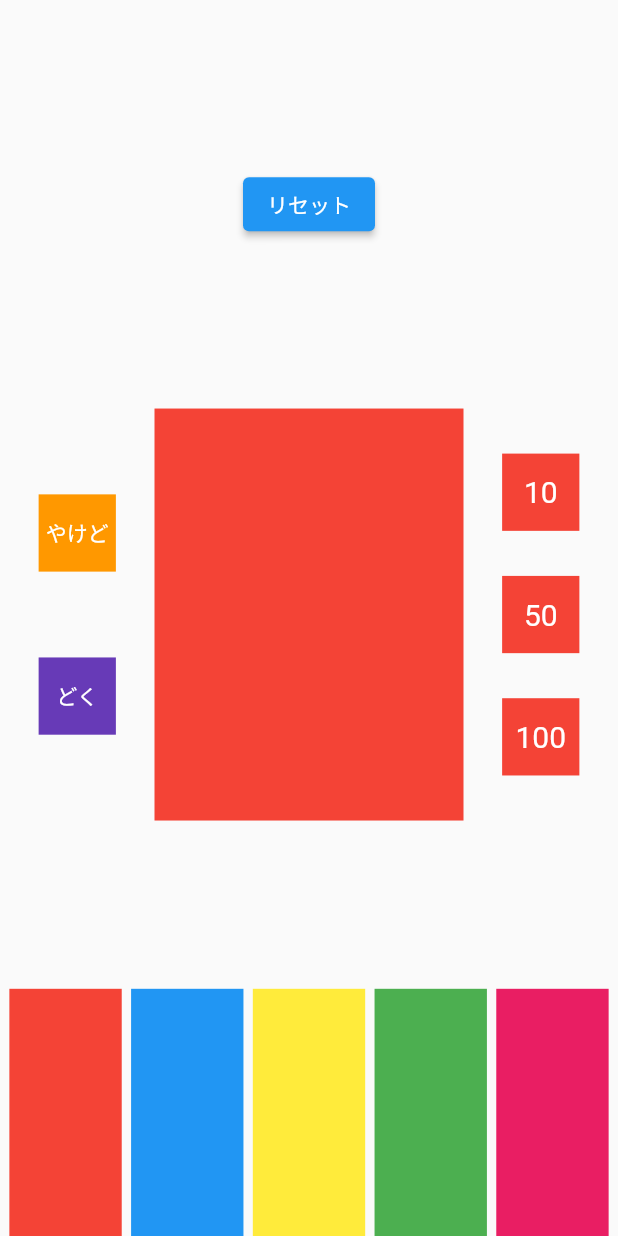
After one commit to iseruuuuu/pokemon_card_damage_check_app, a Flutter app: the screen it shows after launch, on a phone screen of 412 x 824 dp. The commit adds this screen. Run offline on Flutter 3.47's test engine with Material 2 defaults, Android fonts, the phone set to English and light mode, and no system bars; our stand-ins replace freezed_annotation, state_notifier.

Commit message:
add: home_screen.dartを作成

```diff
--- /dev/null
+++ b/lib/home/home_screen.dart
@@ -0,0 +1,164 @@
+import 'package:flutter/material.dart';
+
+class HomeScreen extends StatefulWidget {
+  const HomeScreen({Key? key}) : super(key: key);
+
+  @override
+  State<HomeScreen> createState() => _HomeScreenState();
+}
+
+class _HomeScreenState extends State<HomeScreen> {
+  @override
+  Widget build(BuildContext context) {
+    final mediaWidth = MediaQuery.of(context).size.width;
+    return Scaffold(
+      body: Center(
+        child: Column(
+          mainAxisAlignment: MainAxisAlignment.center,
+          children: <Widget>[
+            const Spacer(),
+            Row(
+              mainAxisAlignment: MainAxisAlignment.center,
+              children: [
+                ElevatedButton(
+                  onPressed: () {},
+                  child: const Text('リセット'),
+                ),
+              ],
+            ),
+            const Spacer(),
+            Row(
+              children: [
+                const Spacer(),
+                SizedBox(
+                  height: mediaWidth / 1.5,
+                  child: Column(
+                    mainAxisAlignment: MainAxisAlignment.spaceEvenly,
+                    children: [
+                      Container(
+                        width: mediaWidth / 8,
+                        height: mediaWidth / 8,
+                        color: Colors.orange,
+                        child: const Center(
+                          child: Text(
+                            'やけど',
+                            style: TextStyle(
+                              color: Colors.white,
+                            ),
+                          ),
+                        ),
+                      ),
+                      Container(
+                        width: mediaWidth / 8,
+                        height: mediaWidth / 8,
+                        color: Colors.deepPurple,
+                        child: const Center(
+                          child: Text(
+                            'どく',
+                            style: TextStyle(
+                              color: Colors.white,
+                            ),
+                          ),
+                        ),
+                      ),
+                    ],
+                  ),
+                ),
+                const Spacer(),
+                //TODO 大カード
+                Container(
+                  width: mediaWidth / 2,
+                  height: mediaWidth / 1.5,
+                  color: Colors.red,
+                ),
+                const Spacer(),
+                SizedBox(
+                  height: mediaWidth / 1.5,
+                  child: Column(
+                    mainAxisAlignment: MainAxisAlignment.spaceEvenly,
+                    children: [
+                      Container(
+                        width: mediaWidth / 8,
+                        height: mediaWidth / 8,
+                        color: Colors.red,
+                        child: const Center(
+                          child: Text(
+                            '10',
+                            style: TextStyle(
+                              color: Colors.white,
+                              fontSize: 20,
+                            ),
+                          ),
+                        ),
+                      ),
+                      Container(
+                        width: mediaWidth / 8,
+                        height: mediaWidth / 8,
+                        color: Colors.red,
+                        child: const Center(
+                          child: Text(
+                            '50',
+                            style: TextStyle(
+                              color: Colors.white,
+                              fontSize: 20,
+                            ),
+                          ),
+                        ),
+                      ),
+                      Container(
+                        width: mediaWidth / 8,
+                        height: mediaWidth / 8,
+                        color: Colors.red,
+                        child: const Center(
+                          child: Text(
+                            '100',
+                            style: TextStyle(
+                              color: Colors.white,
+                              fontSize: 20,
+                            ),
+                          ),
+                        ),
+                      ),
+                    ],
+                  ),
+                ),
+                const Spacer(),
+              ],
+            ),
+            const Spacer(),
+            Row(
+              mainAxisAlignment: MainAxisAlignment.spaceEvenly,
+              children: [
+                Container(
+                  width: mediaWidth / 5.5,
+                  height: mediaWidth / 2.5,
+                  color: Colors.red,
+                ),
+                Container(
+                  width: mediaWidth / 5.5,
+                  height: mediaWidth / 2.5,
+                  color: Colors.blue,
+                ),
+                Container(
+                  width: mediaWidth / 5.5,
+                  height: mediaWidth / 2.5,
+                  color: Colors.yellow,
+                ),
+                Container(
+                  width: mediaWidth / 5.5,
+                  height: mediaWidth / 2.5,
+                  color: Colors.green,
+                ),
+                Container(
+                  width: mediaWidth / 5.5,
+                  height: mediaWidth / 2.5,
+                  color: Colors.pink,
+                ),
+              ],
+            ),
+          ],
+        ),
+      ),
+    );
+  }
+}
--- /dev/null
+++ b/lib/home/home_screen_state.dart
@@ -0,0 +1,40 @@
+import 'package:flutter/cupertino.dart';
+import 'package:flutter/material.dart';
+import 'package:freezed_annotation/freezed_annotation.dart';
+import 'package:state_notifier/state_notifier.dart';
+
+part 'home_screen_state.freezed.dart';
+
+@freezed
+abstract class HomeScreenState with _$HomeScreenState {
+  const factory HomeScreenState({
+    @Default('') String pokemon,
+
+    @Default('') String pokemon1,
+    @Default('') String pokemon2,
+    @Default('') String pokemon3,
+    @Default('') String pokemon4,
+    @Default('') String pokemon5,
+
+  }) = _HomeScreenState;
+}
+
+class HomeScreenController extends StateNotifier<HomeScreenState>
+    with LocatorMixin {
+  HomeScreenController({
+    required this.context,
+  }) : super(const HomeScreenState());
+
+  final BuildContext context;
+
+  @override
+  void initState() {
+    super.initState();
+  }
+
+  @override
+  void dispose() {
+    super.dispose();
+  }
+
+}
--- a/pubspec.yaml
+++ b/pubspec.yaml
@@ -46,6 +46,10 @@ dev_dependencies:
   # rules and activating additional ones.
   flutter_lints: ^1.0.0
 
+  freezed:
+  flutter_state_notifier:
+  build_runner:
+
 # For information on the generic Dart part of this file, see the
 # following page: https://dart.dev/tools/pub/pubspec
 
```
Also changed, not shown: lib/main.dart (+3 -164 lines), lib/home/home_screen_state.freezed.dart (added), pubspec.lock.
